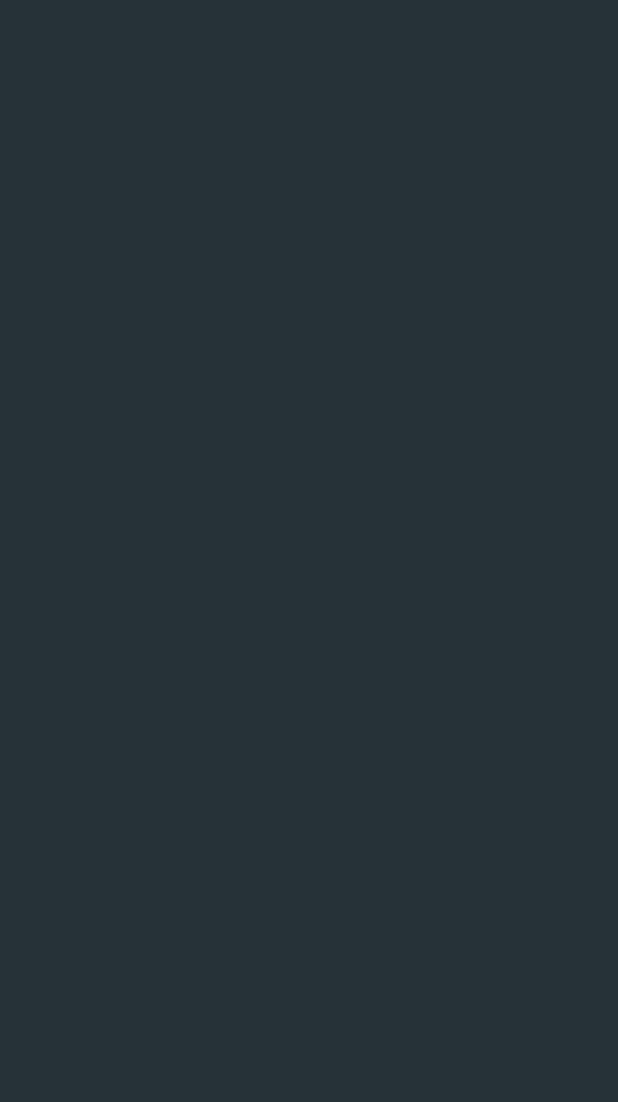
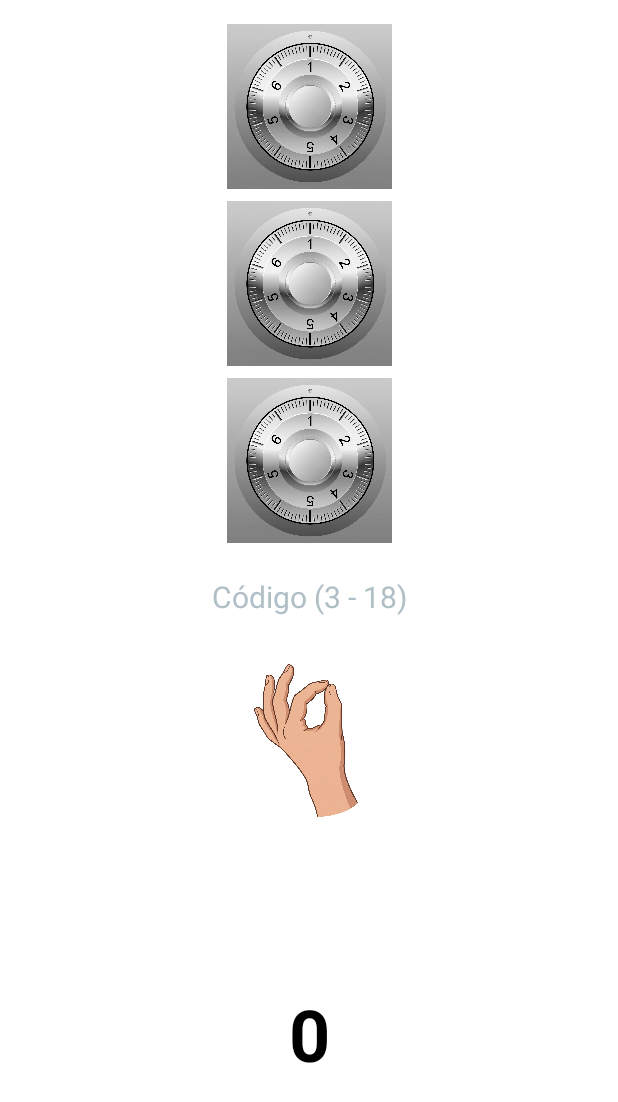
Before and after one commit to 2dam-paula/PMDM-Caja-Fuerte, an Android app: the screen it shows after launch (MainActivity), on a phone screen of 412 x 824 dp. Before the commit the part shown is empty. Shown: the top 1102 px of the screen. Run offline under Robolectric (Android 15) with nearby library versions, the phone set to English and light mode, and no system bars.

Commit message:
interfaz: engranajes

```diff
--- a/app/src/main/res/layout/activity_main.xml
+++ b/app/src/main/res/layout/activity_main.xml
@@ -5,7 +5,80 @@
     android:id="@+id/main"
     android:layout_width="match_parent"
     android:layout_height="match_parent"
-    android:background="#263238"
+    android:background="@color/white"
     tools:context=".MainActivity">
 
+    <ImageView
+        android:id="@+id/imageView_rueda1"
+        android:layout_width="110dp"
+        android:layout_height="110dp"
+        android:layout_marginTop="16dp"
+        app:layout_constraintEnd_toEndOf="parent"
+        app:layout_constraintStart_toStartOf="parent"
+        app:layout_constraintTop_toTopOf="parent"
+        app:srcCompat="@drawable/rueda1" />
+
+    <ImageView
+        android:id="@+id/imageView_rueda2"
+        android:layout_width="110dp"
+        android:layout_height="110dp"
+        android:layout_marginTop="8dp"
+        app:layout_constraintEnd_toEndOf="parent"
+        app:layout_constraintStart_toStartOf="parent"
+        app:layout_constraintTop_toBottomOf="@+id/imageView_rueda1"
+        app:srcCompat="@drawable/rueda1" />
+
+    <ImageView
+        android:id="@+id/imageView_rueda3"
+        android:layout_width="110dp"
+        android:layout_height="110dp"
+        android:layout_marginTop="8dp"
+        app:layout_constraintEnd_toEndOf="parent"
+        app:layout_constraintStart_toStartOf="parent"
+        app:layout_constraintTop_toBottomOf="@+id/imageView_rueda2"
+        app:srcCompat="@drawable/rueda1" />
+
+    <EditText
+        android:id="@+id/editTextNumero"
+        android:layout_width="220dp"
+        android:layout_height="wrap_content"
+        android:layout_marginTop="12dp"
+        android:backgroundTint="@color/white"
+        android:hint="Código (3 - 18)"
+        android:inputType="number"
+        android:textAlignment="center"
+        android:textColor="@color/black"
+        android:textColorHint="#B0BEC5"
+        android:textSize="20sp"
+        app:layout_constraintEnd_toEndOf="parent"
+        app:layout_constraintStart_toStartOf="parent"
+        app:layout_constraintTop_toBottomOf="@+id/imageView_rueda3" />
+
+    <ImageButton
+        android:id="@+id/imageButtonMano"
+        android:layout_width="120dp"
+        android:layout_height="120dp"
+        android:layout_marginTop="12dp"
+        android:adjustViewBounds="true"
+        android:background="@android:color/transparent"
+        android:scaleType="fitCenter"
+        app:layout_constraintEnd_toEndOf="parent"
+        app:layout_constraintStart_toStartOf="parent"
+        app:layout_constraintTop_toBottomOf="@+id/editTextNumero"
+        app:srcCompat="@drawable/mano" />
+
+    <TextView
+        android:id="@+id/txt_resultado"
+        android:layout_width="wrap_content"
+        android:layout_height="wrap_content"
+        android:text="0"
+        android:textAlignment="center"
+        android:textColor="@color/black"
+        android:textSize="48sp"
+        android:textStyle="bold"
+        app:layout_constraintBottom_toBottomOf="parent"
+        app:layout_constraintEnd_toEndOf="parent"
+        app:layout_constraintStart_toStartOf="parent"
+        app:layout_constraintTop_toBottomOf="@+id/imageButtonMano" />
+
 </androidx.constraintlayout.widget.ConstraintLayout>
```
